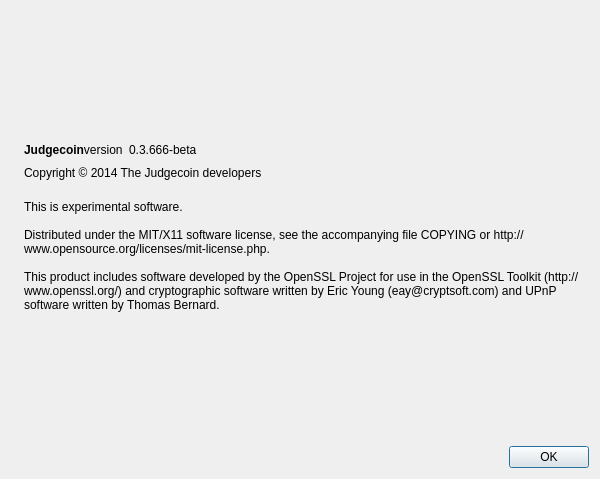
This is src/qt/forms/aboutdialog.ui in judgecrypto/judgecoin as Qt 5 draws it before an edit. The edited form follows.
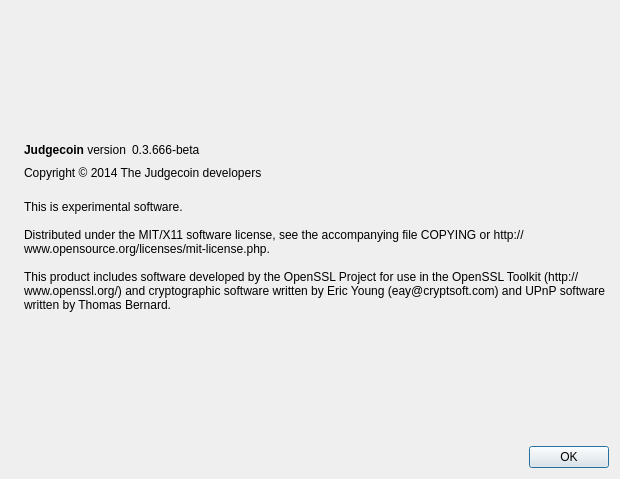
This is the edited form. Icons and pictures are not drawn.

What changed in the file:
```diff
--- a/src/qt/forms/aboutdialog.ui
+++ b/src/qt/forms/aboutdialog.ui
@@ -6,7 +6,7 @@
    <rect>
     <x>0</x>
     <y>0</y>
-    <width>600</width>
+    <width>620</width>
     <height>479</height>
    </rect>
   </property>
@@ -50,7 +50,7 @@
           <cursorShape>IBeamCursor</cursorShape>
          </property>
          <property name="text">
-          <string>&lt;b&gt;Judgecoin&lt;/b&gt;version</string>
+          <string>&lt;b&gt;Judgecoin&lt;/b&gt; version</string>
          </property>
          <property name="textInteractionFlags">
           <set>Qt::LinksAccessibleByMouse|Qt::TextSelectableByKeyboard|Qt::TextSelectableByMouse</set>
```
